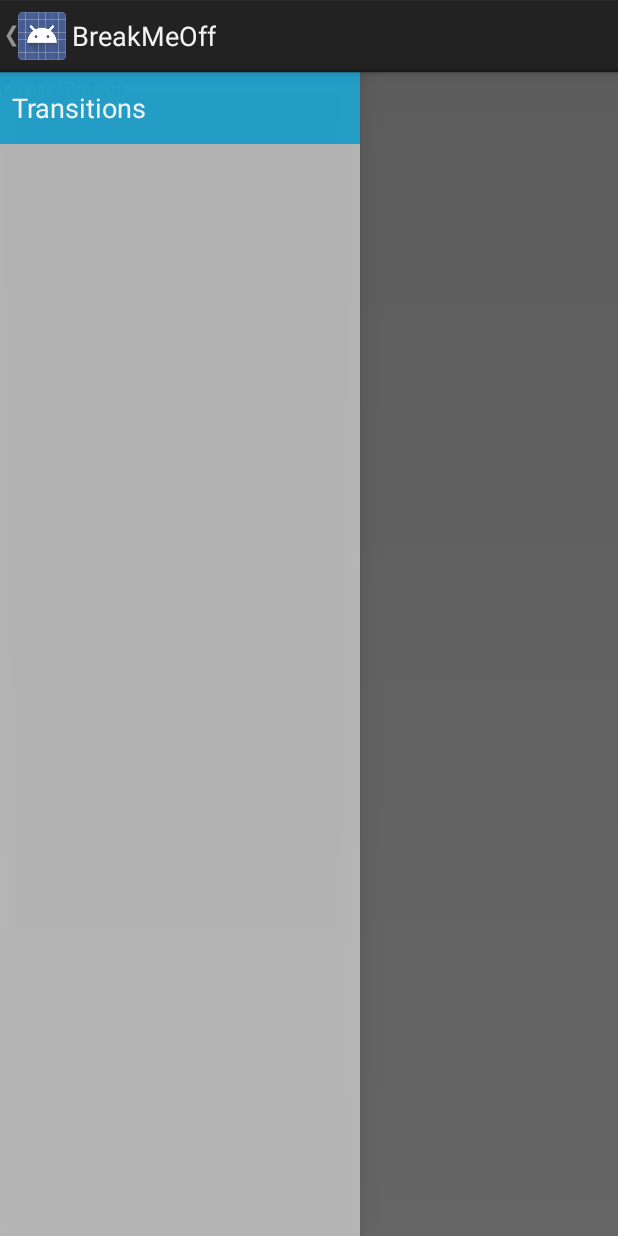
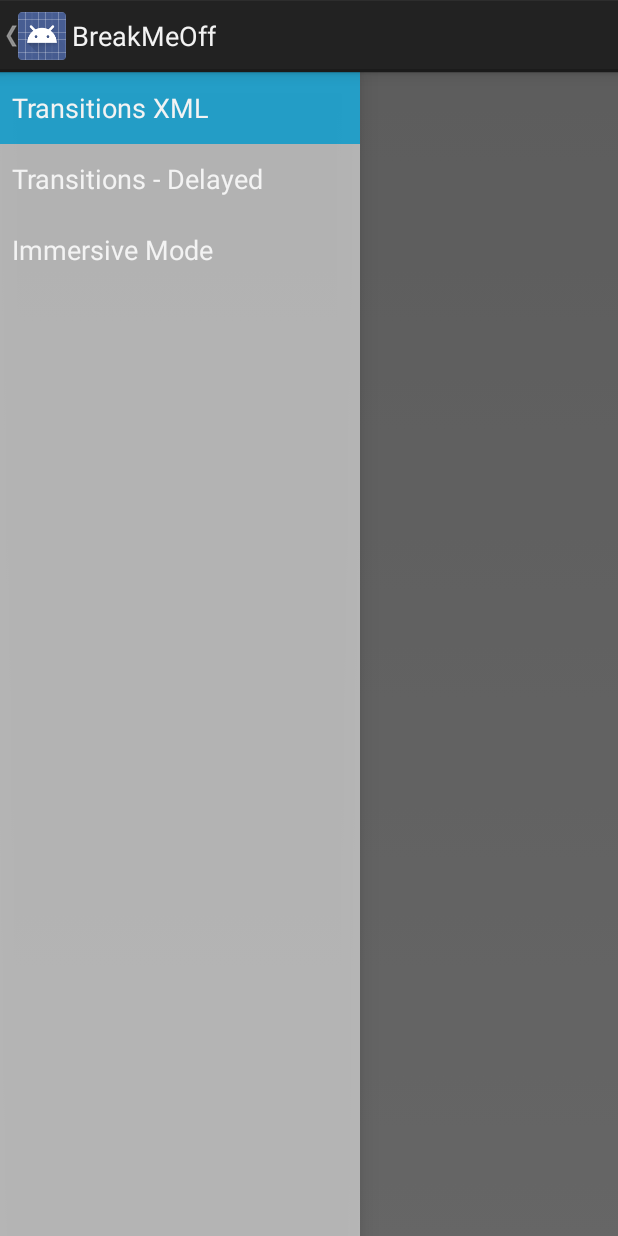
Before and after one commit to RealAndyLawton/BreakMeOffKitKat, an Android app: the screen it shows after launch (MainActivity), on a phone screen of 412 x 824 dp. Run offline under Robolectric (Android 15) with nearby library versions, the phone set to English and light mode, and no system bars; 4 statements that could not run were skipped.

Commit message:
All the things

```diff
--- a/BreakMeOff/build.gradle
+++ b/BreakMeOff/build.gradle
@@ -3,7 +3,7 @@ buildscript {
         mavenCentral()
     }
     dependencies {
-        classpath 'com.android.tools.build:gradle:0.6.+'
+        classpath 'com.android.tools.build:gradle:0.6.3'
     }
 }
 apply plugin: 'android'
@@ -35,4 +35,5 @@ android {
 
 dependencies {
     compile 'com.android.support:support-v4:+'
+    compile 'com.jakewharton:butterknife:4.0.1'
 }
--- a/BreakMeOff/src/main/java/com/realandylawton/breakmeoff/BmoFragment.java
+++ b/BreakMeOff/src/main/java/com/realandylawton/breakmeoff/BmoFragment.java
@@ -2,6 +2,7 @@ package com.realandylawton.breakmeoff;
 
 import android.app.Activity;
 import android.app.Fragment;
+import butterknife.ButterKnife;
 
 /**
  * Created by realandylawton on 12/9/13.
--- a/BreakMeOff/src/main/java/com/realandylawton/breakmeoff/MainActivity.java
+++ b/BreakMeOff/src/main/java/com/realandylawton/breakmeoff/MainActivity.java
@@ -34,8 +34,23 @@ public class MainActivity extends Activity
     public void onNavigationDrawerItemSelected(int position) {
         // update the main content by replacing fragments
         FragmentManager fragmentManager = getFragmentManager();
+
+        BmoFragment fragment = null;
+        switch (position) {
+            case 0 :
+                fragment = TransitionsXmlFragment.newInstance();
+                break;
+            case 1:
+                fragment = TransitionsDelayedFragment.newInstance();
+                break;
+            case 2:
+                fragment = ImmersiveFragment.newInstance();
+                break;
+        }
+
+
         fragmentManager.beginTransaction()
-                .replace(R.id.container, TransitionsFragment.newInstance())
+                .replace(R.id.container, fragment)
                 .commit();
     }
 
--- a/BreakMeOff/src/main/java/com/realandylawton/breakmeoff/NavigationDrawerFragment.java
+++ b/BreakMeOff/src/main/java/com/realandylawton/breakmeoff/NavigationDrawerFragment.java
@@ -20,7 +20,6 @@ import android.view.ViewGroup;
 import android.widget.AdapterView;
 import android.widget.ArrayAdapter;
 import android.widget.ListView;
-import android.widget.Toast;
 
 /**
  * Fragment used for managing interactions for and presentation of a navigation drawer.
@@ -102,7 +101,9 @@ public class NavigationDrawerFragment extends Fragment {
                 android.R.layout.simple_list_item_activated_1,
                 android.R.id.text1,
                 new String[]{
-                        getString(R.string.section_title_transitions)
+                    getString(R.string.section_title_transitions_xml),
+                    getString(R.string.section_title_transitions_delayed),
+                    getString(R.string.section_title_immersive)
                 }));
         mDrawerListView.setItemChecked(mCurrentSelectedPosition, true);
         return mDrawerListView;
@@ -195,6 +196,7 @@ public class NavigationDrawerFragment extends Fragment {
             mDrawerLayout.closeDrawer(mFragmentContainerView);
         }
         if (mCallbacks != null) {
+
             mCallbacks.onNavigationDrawerItemSelected(position);
         }
     }
--- a/BreakMeOff/src/main/java/com/realandylawton/breakmeoff/TransitionsFragment.java
+++ /dev/null
@@ -1,24 +0,0 @@
-package com.realandylawton.breakmeoff;
-
-import android.os.Bundle;
-import android.view.LayoutInflater;
-import android.view.View;
-import android.view.ViewGroup;
-
-/**
- * Created by realandylawton on 12/9/13.
- */
-public class TransitionsFragment extends BmoFragment {
-
-    public static TransitionsFragment newInstance() {
-        return new TransitionsFragment();
-    }
-
-    @Override public View onCreateView(LayoutInflater inflater, ViewGroup container, Bundle savedInstanceState) {
-        return inflater.inflate(R.layout.transitions_frag, null);
-    }
-
-    @Override public int getTitleRes() {
-        return R.string.section_title_transitions;
-    }
-}
--- a/BreakMeOff/src/main/res/values/strings.xml
+++ b/BreakMeOff/src/main/res/values/strings.xml
@@ -2,8 +2,14 @@
 <resources>
 
     <string name="app_name">BreakMeOff</string>
-    <string name="section_title_transitions">Transitions</string>
+    <string name="section_title_transitions_delayed">Transitions - Delayed</string>
     <string name="navigation_drawer_open">Open</string>
     <string name="navigation_drawer_close">Close</string>
+    <string name="section_title_transitions_xml">Transitions XML</string>
+    <string name="transition_xml_long_text">I am a really, really long piece of text that may or not
+        be there!
+    </string>
+    <string name="transition_xml_button">Wow Such Button</string>
+    <string name="section_title_immersive">Immersive Mode</string>
 
 </resources>
```
Also changed, not shown: BreakMeOff/src/main/res/layout/transitions_frag.xml (deleted, +0 -13 lines), BreakMeOff/src/main/res/values/styles.xml (+7 -0 lines).
